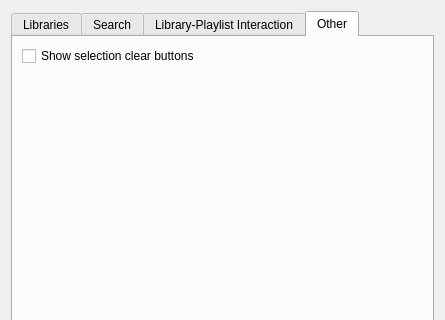
Above: src/GUI/Preferences/LibraryPreferences/GUI_LibraryPreferences.ui from return42/sayonara before the change; both pictures show x 0 to 445 and y 0 to 320 of the 445 by 706 pixel window. Below: the same form after it.
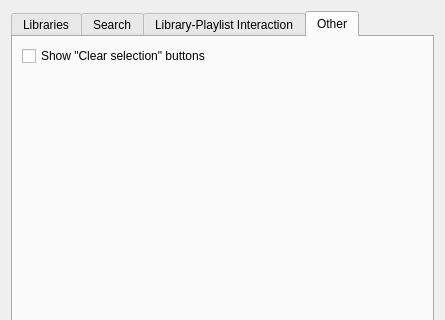
That is the form after the change.

What changed in the file:
```diff
--- a/src/GUI/Preferences/LibraryPreferences/GUI_LibraryPreferences.ui
+++ b/src/GUI/Preferences/LibraryPreferences/GUI_LibraryPreferences.ui
@@ -302,7 +302,7 @@
        <item row="0" column="0">
         <widget class="QCheckBox" name="cb_show_clear_buttons">
          <property name="text">
-          <string>Show selection clear buttons</string>
+          <string>Show &quot;Clear selection&quot; buttons</string>
          </property>
         </widget>
        </item>
```
